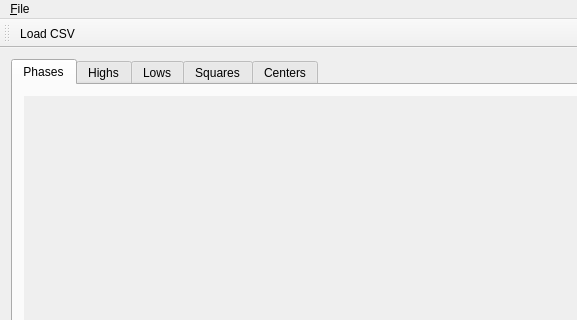
Qt form mainwindow.ui (39dotyt/phase-analysis) before a commit; both pictures show x 0 to 577 and y 0 to 320 of the 800 by 600 pixel window.
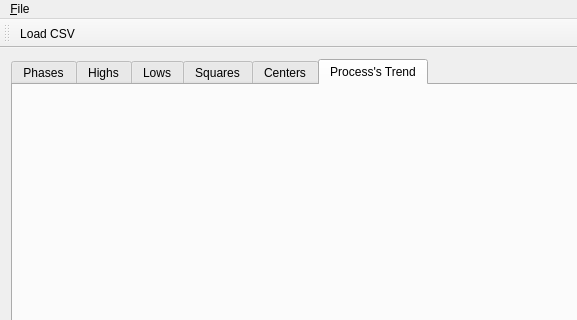
The same form after that commit. The open tabs and pages were chosen to show the change.

Commit message: Added process's trend graph

```diff
--- a/mainwindow.ui
+++ b/mainwindow.ui
@@ -84,6 +84,12 @@
        </attribute>
        <layout class="QVBoxLayout" name="verticalLayout_6"/>
       </widget>
+      <widget class="QWidget" name="trend">
+       <attribute name="title">
+        <string>Process's Trend</string>
+       </attribute>
+       <layout class="QVBoxLayout" name="verticalLayout_8"/>
+      </widget>
      </widget>
     </item>
    </layout>
```
The commit also changes 5 other files.
